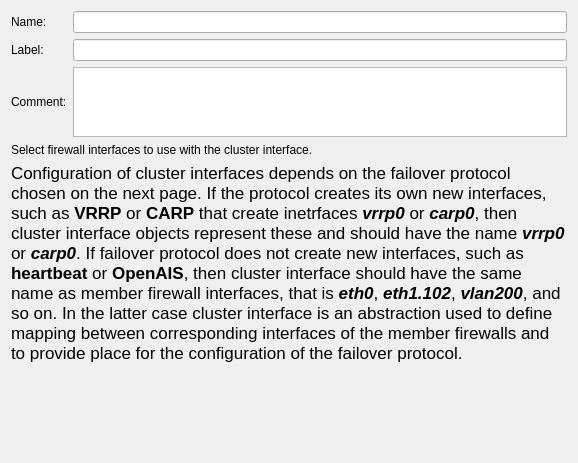
Before: the Qt Designer form src/gui/ClusterInterfaceWidget.ui in fwbuilder/fwbuilder, drawn with Qt 5.
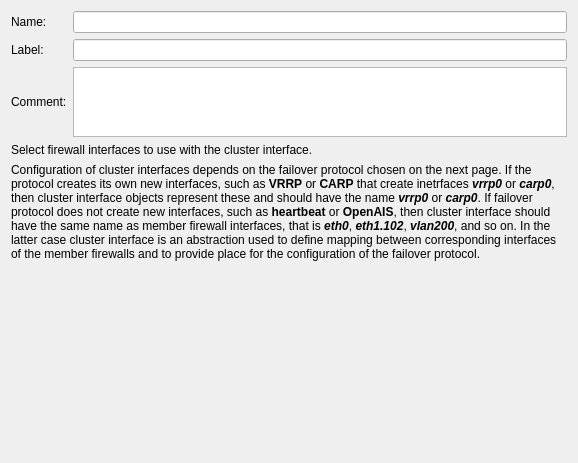
After: the same form once the commit is applied.

Commit message: Now creating layout for obj trees in class constructor

```diff
--- a/src/gui/ClusterInterfaceWidget.ui
+++ b/src/gui/ClusterInterfaceWidget.ui
@@ -80,7 +80,7 @@
       <string>&lt;!DOCTYPE HTML PUBLIC &quot;-//W3C//DTD HTML 4.0//EN&quot; &quot;http://www.w3.org/TR/REC-html40/strict.dtd&quot;&gt;
 &lt;html&gt;&lt;head&gt;&lt;meta name=&quot;qrichtext&quot; content=&quot;1&quot; /&gt;&lt;style type=&quot;text/css&quot;&gt;
 p, li { white-space: pre-wrap; }
-&lt;/style&gt;&lt;/head&gt;&lt;body style=&quot; font-family:'Lucida Grande'; font-size:13pt; font-weight:400; font-style:normal;&quot;&gt;
+&lt;/style&gt;&lt;/head&gt;&lt;body&gt;
 &lt;p style=&quot; margin-top:0px; margin-bottom:0px; margin-left:0px; margin-right:0px; -qt-block-indent:0; text-indent:0px;&quot;&gt;Configuration of cluster interfaces depends on the failover protocol chosen on the next page. If the protocol creates its own new interfaces, such as &lt;span style=&quot; font-weight:600;&quot;&gt;VRRP&lt;/span&gt; or &lt;span style=&quot; font-weight:600;&quot;&gt;CARP&lt;/span&gt; that create inetrfaces &lt;span style=&quot; font-weight:600; font-style:italic;&quot;&gt;vrrp0&lt;/span&gt; or &lt;span style=&quot; font-weight:600; font-style:italic;&quot;&gt;carp0&lt;/span&gt;, then cluster interface objects represent these and should have the name &lt;span style=&quot; font-weight:600; font-style:italic;&quot;&gt;vrrp0&lt;/span&gt; or &lt;span style=&quot; font-weight:600; font-style:italic;&quot;&gt;carp0&lt;/span&gt;. If failover protocol does not create new interfaces, such as &lt;span style=&quot; font-weight:600;&quot;&gt;heartbeat&lt;/span&gt; or &lt;span style=&quot; font-weight:600;&quot;&gt;OpenAIS&lt;/span&gt;, then cluster interface should have the same name as member firewall interfaces, that is &lt;span style=&quot; font-weight:600; font-style:italic;&quot;&gt;eth0&lt;/span&gt;, &lt;span style=&quot; font-weight:600; font-style:italic;&quot;&gt;eth1.102&lt;/span&gt;, &lt;span style=&quot; font-weight:600; font-style:italic;&quot;&gt;vlan200&lt;/span&gt;, and so on. In the latter case cluster interface is an abstraction used to define mapping between corresponding interfaces of the member firewalls and to provide place for the configuration of the failover protocol.&lt;/p&gt;&lt;/body&gt;&lt;/html&gt;</string>
      </property>
      <property name="wordWrap">
```
The commit also changes 2 other files.
